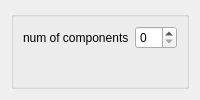
Before: the Qt Designer form ui/PLS.ui in tisaconundrum2/PySAT-GUI, drawn with Qt 5.
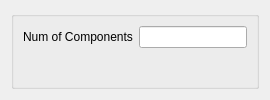
After: the same form once the commit is applied.

Diff of the .ui file:
```diff
--- a/ui/PLS.ui
+++ b/ui/PLS.ui
@@ -15,18 +15,15 @@
    <item>
     <widget class="QGroupBox" name="groupBox">
      <layout class="QFormLayout" name="formLayout">
-      <property name="fieldGrowthPolicy">
-       <enum>QFormLayout::AllNonFixedFieldsGrow</enum>
-      </property>
       <item row="0" column="0">
        <widget class="QLabel" name="numOfComponentsLabel">
         <property name="text">
-         <string>num of components</string>
+         <string>Num of Components</string>
         </property>
        </widget>
       </item>
       <item row="0" column="1">
-       <widget class="QSpinBox" name="numOfComponentsSpinBox"/>
+       <widget class="QLineEdit" name="numOfComponentsLineEdit"/>
       </item>
      </layout>
     </widget>
```
Left out of the diff: 2 changed lines with no effect on the pictures.
